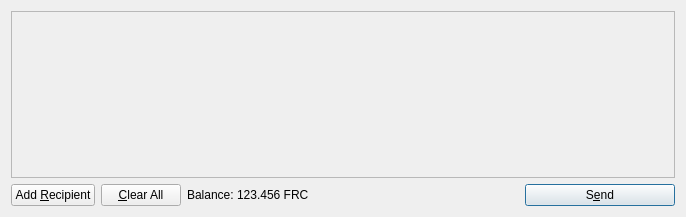
Old version of the form src/qt/forms/sendcoinsdialog.ui in the repository fabcoin-project/fabcoin.
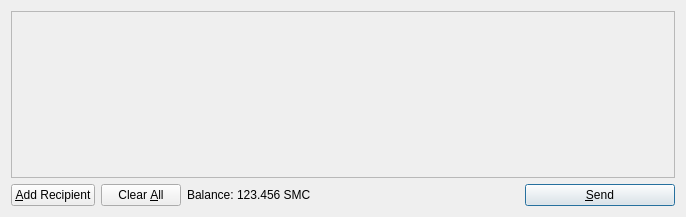
New version of the form. Icons and pictures are not drawn.

The edit to the form file:
```diff
--- a/src/qt/forms/sendcoinsdialog.ui
+++ b/src/qt/forms/sendcoinsdialog.ui
@@ -64,7 +64,7 @@
         <string>Send to multiple recipients at once</string>
        </property>
        <property name="text">
-        <string>Add &amp;Recipient</string>
+        <string>&amp;Add Recipient</string>
        </property>
        <property name="icon">
         <iconset resource="../freicoin.qrc">
@@ -87,7 +87,7 @@
         <string>Remove all transaction fields</string>
        </property>
        <property name="text">
-        <string>&amp;Clear All</string>
+        <string>Clear &amp;All</string>
        </property>
        <property name="icon">
         <iconset resource="../freicoin.qrc">
@@ -119,7 +119,7 @@
           <cursorShape>IBeamCursor</cursorShape>
          </property>
          <property name="text">
-          <string>123.456 FRC</string>
+          <string>123.456 SMC</string>
          </property>
          <property name="textInteractionFlags">
           <set>Qt::LinksAccessibleByMouse|Qt::TextSelectableByKeyboard|Qt::TextSelectableByMouse</set>
@@ -153,7 +153,7 @@
         <string>Confirm the send action</string>
        </property>
        <property name="text">
-        <string>S&amp;end</string>
+        <string>&amp;Send</string>
        </property>
        <property name="icon">
         <iconset resource="../freicoin.qrc">
```
Left out of the diff: 8 changed lines with no effect on the pictures.
